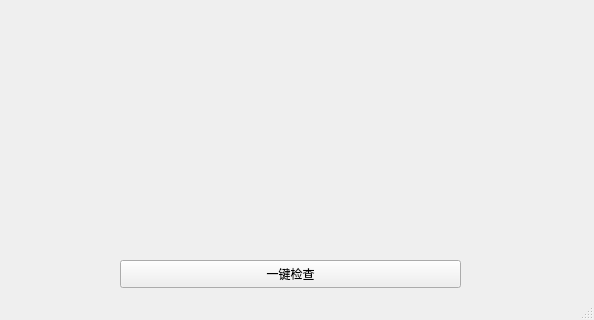
The window that CheckWINCC.ui (benewake-zoran/BW_TFCHECK_PY_GUI) describes before a commit, drawn with Qt 5; both pictures show x 0 to 594 and y 333 to 653 of the 594 by 653 pixel window.
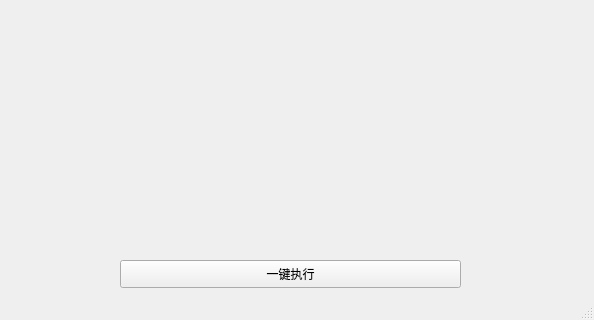
The same window after the commit. Icons and pictures are not drawn.

Commit message: 新增调整窗口宽度自适应显示大小，超时改为3s，测距结果在0Hz下尝试发送单次触发指令

```diff
--- a/CheckWINCC.ui
+++ b/CheckWINCC.ui
@@ -10,6 +10,18 @@
     <height>653</height>
    </rect>
   </property>
+  <property name="minimumSize">
+   <size>
+    <width>0</width>
+    <height>653</height>
+   </size>
+  </property>
+  <property name="maximumSize">
+   <size>
+    <width>16777215</width>
+    <height>653</height>
+   </size>
+  </property>
   <property name="windowTitle">
    <string>BW_CheckWINCC</string>
   </property>
@@ -234,7 +246,7 @@
       </rect>
      </property>
      <property name="text">
-      <string>一键检查</string>
+      <string>一键执行</string>
      </property>
     </widget>
     <widget class="QLabel" name="label_return">
```
The commit also changes 7 other files.
